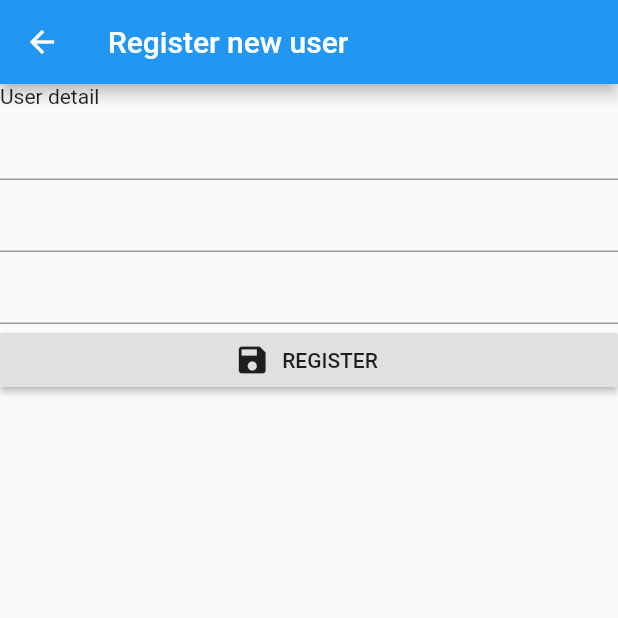
After one commit to siteslave/hh-app, a Flutter app: the screen it shows after launch, after a tap on the "person add" icon, on a phone screen of 412 x 824 dp, the top half of it. The commit adds this screen. Run offline on Flutter 3.47's test engine with Material 2 defaults, Android fonts, the phone set to English and light mode, and no system bars; missing offline and left inert: pin_code_view.

Commit message:
add register page

```diff
--- a/lib/home.dart
+++ b/lib/home.dart
@@ -1,4 +1,6 @@
 import 'package:flutter/material.dart';
+import 'package:helping_hand/pincode.dart';
+import 'package:helping_hand/register.dart';
 
 class HomePage extends StatefulWidget {
   @override
@@ -11,11 +13,22 @@ class _HomePageState extends State<HomePage> {
     return new Scaffold(
         appBar: AppBar(
           title: Text('Helping Hand'),
+          actions: <Widget>[
+            IconButton(
+              icon: Icon(Icons.person_add),
+              onPressed: () {
+                Navigator.of(context).push(MaterialPageRoute(
+                    builder: (BuildContext context) => RegisterPage()));
+              },
+            )
+          ],
         ),
         body: Center(
           child: GestureDetector(
             onTap: () {
-              print('Call now!!');
+              Navigator.of(context).push(MaterialPageRoute(
+                  builder: (BuildContext context) => PincodePage(),
+                  fullscreenDialog: true));
             },
             child: Container(
               height: 200,
--- /dev/null
+++ b/lib/register.dart
@@ -0,0 +1,30 @@
+import 'package:flutter/material.dart';
+
+class RegisterPage extends StatefulWidget {
+  @override
+  _RegisterPageState createState() => _RegisterPageState();
+}
+
+class _RegisterPageState extends State<RegisterPage> {
+  @override
+  Widget build(BuildContext context) {
+    return Scaffold(
+      appBar: AppBar(
+        title: Text('Register new user'),
+      ),
+      body: ListView(
+        children: <Widget>[
+          Text('User detail'),
+          TextFormField(),
+          TextFormField(),
+          TextFormField(),
+          RaisedButton.icon(
+            icon: Icon(Icons.save),
+            label: Text('REGISTER'),
+            onPressed: () {},
+          )
+        ],
+      ),
+    );
+  }
+}
```
Also changed, not shown: lib/pincode.dart (added, +41 -0 lines).
